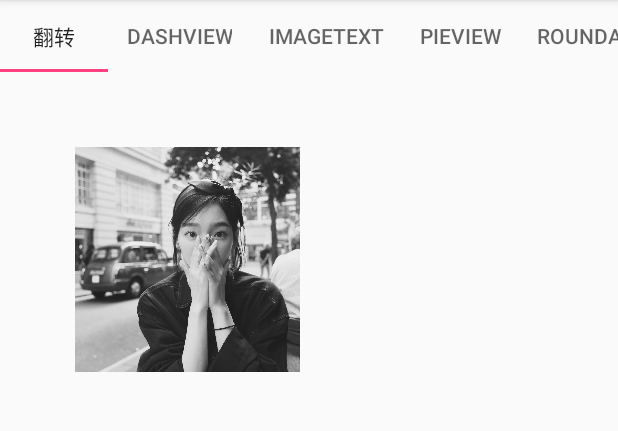
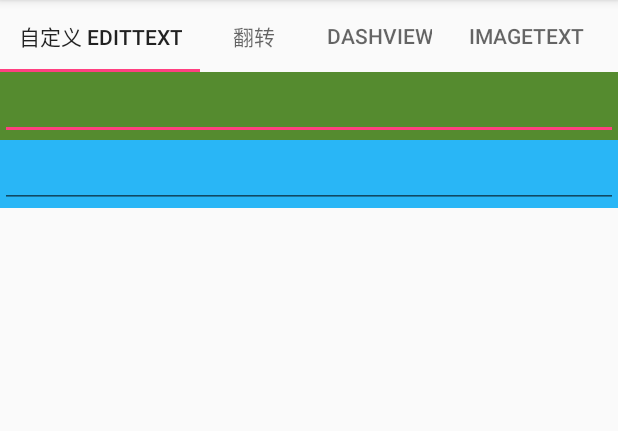
Before and after one commit to CherryLover/HenCoderPlusView, an Android app: the screen it shows after launch (MainActivity), on a phone screen of 412 x 824 dp, the part 84-515 px from its top. Run offline under Robolectric (Android 15) with nearby library versions, the phone set to English and light mode, and no system bars.

Commit message:
1. 添加自定义 EditText

```diff
--- a/app/src/main/java/me/monster/hencoderplusview/MainActivity.java
+++ b/app/src/main/java/me/monster/hencoderplusview/MainActivity.java
@@ -8,8 +8,12 @@ import android.support.v4.app.FragmentPagerAdapter;
 import android.support.v4.view.ViewPager;
 import android.support.v7.app.AppCompatActivity;
 
+import java.util.ArrayList;
+import java.util.List;
+
 import me.monster.hencoderplusview.fragment.DashFragment;
 import me.monster.hencoderplusview.fragment.ImageTextFragment;
+import me.monster.hencoderplusview.fragment.MaterialEditFragment;
 import me.monster.hencoderplusview.fragment.PieFragment;
 import me.monster.hencoderplusview.fragment.PlusViewFragment;
 import me.monster.hencoderplusview.fragment.RoundAvatarFragment;
@@ -20,10 +24,29 @@ import me.monster.hencoderplusview.fragment.SportFragment;
  */
 public class MainActivity extends AppCompatActivity {
 
+    private List<Fragment> allFragmentList = new ArrayList<>();
+    private List<String> allTitleList = new ArrayList<>();
+
     @Override
     protected void onCreate(Bundle savedInstanceState) {
         super.onCreate(savedInstanceState);
         setContentView(R.layout.activity_main);
+
+        allFragmentList.add(MaterialEditFragment.newInstance());
+        allFragmentList.add(PlusViewFragment.newInstance());
+        allFragmentList.add(DashFragment.newInstance());
+        allFragmentList.add(ImageTextFragment.newInstance());
+        allFragmentList.add(PieFragment.newInstance());
+        allFragmentList.add(RoundAvatarFragment.newInstance());
+        allFragmentList.add(SportFragment.newInstance());
+
+        allTitleList.add("自定义 EditText");
+        allTitleList.add("翻转");
+        allTitleList.add(getString(R.string.dash_title));
+        allTitleList.add(getString(R.string.image_text_title));
+        allTitleList.add(getString(R.string.pie_title));
+        allTitleList.add(getString(R.string.round_avatar_title));
+        allTitleList.add(getString(R.string.sport_title));
 
         TabLayout tbTabs = findViewById(R.id.tab_main);
         ViewPager vpPager = findViewById(R.id.vp_main);
@@ -31,44 +54,18 @@ public class MainActivity extends AppCompatActivity {
         vpPager.setAdapter(new FragmentPagerAdapter(getSupportFragmentManager()) {
             @Override
             public Fragment getItem(int position) {
-                switch (position) {
-                    case 1:
-                        return DashFragment.newInstance();
-                    case 2:
-                        return ImageTextFragment.newInstance();
-                    case 3:
-                        return PieFragment.newInstance();
-                    case 4:
-                        return RoundAvatarFragment.newInstance();
-                    case 5:
-                        return SportFragment.newInstance();
-                    default:
-                        return PlusViewFragment.newInstance();
-                }
+                return allFragmentList.get(position);
             }
 
             @Override
             public int getCount() {
-                return 6;
+                return allFragmentList.size();
             }
 
             @NonNull
             @Override
             public CharSequence getPageTitle(int position) {
-                switch (position) {
-                    case 1:
-                        return getString(R.string.dash_title);
-                    case 2:
-                        return getString(R.string.image_text_title);
-                    case 3:
-                        return getString(R.string.pie_title);
-                    case 4:
-                        return getString(R.string.round_avatar_title);
-                    case 5:
-                        return getString(R.string.sport_title);
-                    default:
-                        return "翻转";
-                }
+                return allTitleList.get(position);
             }
         });
         tbTabs.setupWithViewPager(vpPager);
--- /dev/null
+++ b/app/src/main/java/me/monster/hencoderplusview/fragment/MaterialEditFragment.java
@@ -0,0 +1,37 @@
+package me.monster.hencoderplusview.fragment;
+
+import android.os.Bundle;
+import android.support.annotation.NonNull;
+import android.support.v4.app.Fragment;
+import android.view.LayoutInflater;
+import android.view.View;
+import android.view.ViewGroup;
+
+import me.monster.hencoderplusview.R;
+
+/**
+ * @author Awesome
+ */
+public class MaterialEditFragment extends Fragment {
+
+    public MaterialEditFragment() {
+    }
+
+
+    public static MaterialEditFragment newInstance() {
+        return new MaterialEditFragment();
+    }
+
+
+    @Override
+    public View onCreateView(@NonNull LayoutInflater inflater, ViewGroup container,
+                             Bundle savedInstanceState) {
+        return inflater.inflate(R.layout.fragment_material_edit, container, false);
+    }
+
+    @Override
+    public void onDetach() {
+        super.onDetach();
+    }
+
+}
--- /dev/null
+++ b/app/src/main/java/me/monster/hencoderplusview/view/MaterialEdit.java
@@ -0,0 +1,19 @@
+package me.monster.hencoderplusview.view;
+
+import android.content.Context;
+import android.util.AttributeSet;
+
+/**
+ * @author Awesome
+ * @description
+ * @date 2018-07-23 7:43
+ */
+public class MaterialEdit extends android.support.v7.widget.AppCompatEditText {
+    public MaterialEdit(Context context) {
+        super(context);
+    }
+
+    public MaterialEdit(Context context, AttributeSet attrs) {
+        super(context, attrs);
+    }
+}
--- /dev/null
+++ b/app/src/main/res/layout/fragment_material_edit.xml
@@ -0,0 +1,32 @@
+<LinearLayout xmlns:android="http://schemas.android.com/apk/res/android"
+    xmlns:tools="http://schemas.android.com/tools"
+    android:layout_width="match_parent"
+    android:layout_height="match_parent"
+    android:orientation="vertical"
+    tools:context="me.monster.hencoderplusview.fragment.MaterialEditFragment">
+
+
+    <FrameLayout
+        android:layout_width="match_parent"
+        android:layout_height="wrap_content"
+        android:background="#558B2F">
+
+        <EditText
+            android:layout_width="match_parent"
+            android:layout_height="wrap_content" />
+
+    </FrameLayout>
+
+    <FrameLayout
+        android:layout_width="match_parent"
+        android:layout_height="wrap_content"
+        android:background="#29B6F6">
+
+        <me.monster.hencoderplusview.view.MaterialEdit
+            android:layout_width="match_parent"
+            android:layout_height="wrap_content" />
+
+    </FrameLayout>
+
+
+</LinearLayout>
```
